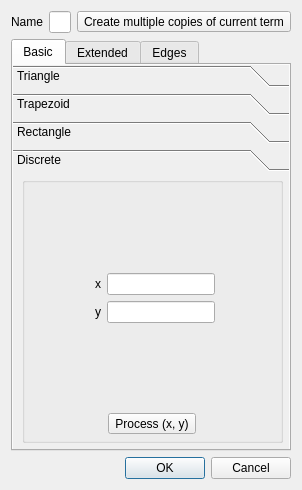
This is qtfuzzylite/ui/Term.ui in fuzzylite/fuzzylite as Qt 5 draws it before an edit. The edited form follows.
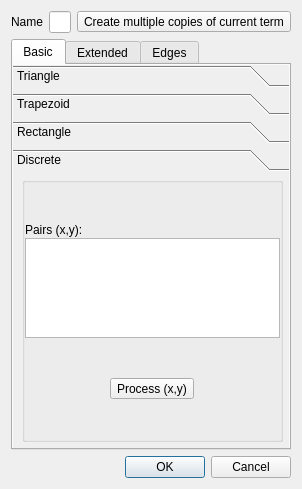
This is the edited form. The open tabs and pages were chosen to show the change. Icons and pictures are not drawn.

Commit message: Changed a few sizes. Changed input of Discrete terms. Added the QueueConnections again

What changed in the file:
```diff
--- a/qtfuzzylite/ui/Term.ui
+++ b/qtfuzzylite/ui/Term.ui
@@ -6,16 +6,10 @@
    <rect>
     <x>0</x>
     <y>0</y>
-    <width>270</width>
-    <height>490</height>
+    <width>255</width>
+    <height>489</height>
    </rect>
   </property>
-  <property name="sizePolicy">
-   <sizepolicy hsizetype="MinimumExpanding" vsizetype="MinimumExpanding">
-    <horstretch>0</horstretch>
-    <verstretch>0</verstretch>
-   </sizepolicy>
-  </property>
   <property name="windowTitle">
    <string>Term</string>
   </property>
@@ -404,8 +398,8 @@
             <rect>
              <x>0</x>
              <y>0</y>
-             <width>170</width>
-             <height>131</height>
+             <width>225</width>
+             <height>224</height>
             </rect>
            </property>
            <property name="sizePolicy">
@@ -449,61 +443,56 @@
                 <number>6</number>
                </property>
                <item>
-                <layout class="QFormLayout" name="formLayout_6">
-                 <property name="fieldGrowthPolicy">
-                  <enum>QFormLayout::FieldsStayAtSizeHint</enum>
+                <layout class="QVBoxLayout" name="verticalLayout_19">
+                 <property name="spacing">
+                  <number>1</number>
                  </property>
-                 <property name="labelAlignment">
-                  <set>Qt::AlignRight|Qt::AlignTrailing|Qt::AlignVCenter</set>
-                 </property>
-                 <property name="formAlignment">
-                  <set>Qt::AlignCenter</set>
-                 </property>
-                 <item row="0" column="0">
+                 <item>
                   <widget class="QLabel" name="label_16">
-                   <property name="text">
-                    <string>x</string>
-                   </property>
-                  </widget>
-                 </item>
-                 <item row="0" column="1">
-                  <widget class="QLineEdit" name="led_discrete_x">
                    <property name="sizePolicy">
-                    <sizepolicy hsizetype="MinimumExpanding" vsizetype="Fixed">
+                    <sizepolicy hsizetype="Preferred" vsizetype="Fixed">
                      <horstretch>0</horstretch>
                      <verstretch>0</verstretch>
                     </sizepolicy>
                    </property>
-                  </widget>
-                 </item>
-                 <item row="1" column="0">
-                  <widget class="QLabel" name="label_17">
                    <property name="text">
-                    <string>y</string>
+                    <string>Pairs (x,y):</string>
                    </property>
                   </widget>
                  </item>
-                 <item row="1" column="1">
-                  <widget class="QLineEdit" name="led_discrete_y">
+                 <item>
+                  <widget class="QPlainTextEdit" name="ptx_discrete">
                    <property name="sizePolicy">
-                    <sizepolicy hsizetype="MinimumExpanding" vsizetype="Fixed">
+                    <sizepolicy hsizetype="Ignored" vsizetype="Minimum">
                      <horstretch>0</horstretch>
                      <verstretch>0</verstretch>
                     </sizepolicy>
                    </property>
+                   <property name="maximumSize">
+                    <size>
+                     <width>16777215</width>
+                     <height>100</height>
+                    </size>
+                   </property>
+                   <property name="tabChangesFocus">
+                    <bool>true</bool>
+                   </property>
                   </widget>
                  </item>
                 </layout>
                </item>
                <item>
                 <layout class="QHBoxLayout" name="horizontalLayout_3">
+                 <property name="sizeConstraint">
+                  <enum>QLayout::SetDefaultConstraint</enum>
+                 </property>
                  <item>
                   <widget class="QToolButton" name="btn_discrete_parse">
                    <property name="focusPolicy">
                     <enum>Qt::StrongFocus</enum>
                    </property>
                    <property name="text">
-                    <string>Process (x, y)</string>
+                    <string>Process (x,y)</string>
                    </property>
                    <property name="icon">
                     <iconset resource="resources.qrc">
```
Left out of the diff: 64 changed lines with no effect on the pictures. The commit also changes 5 other files.
